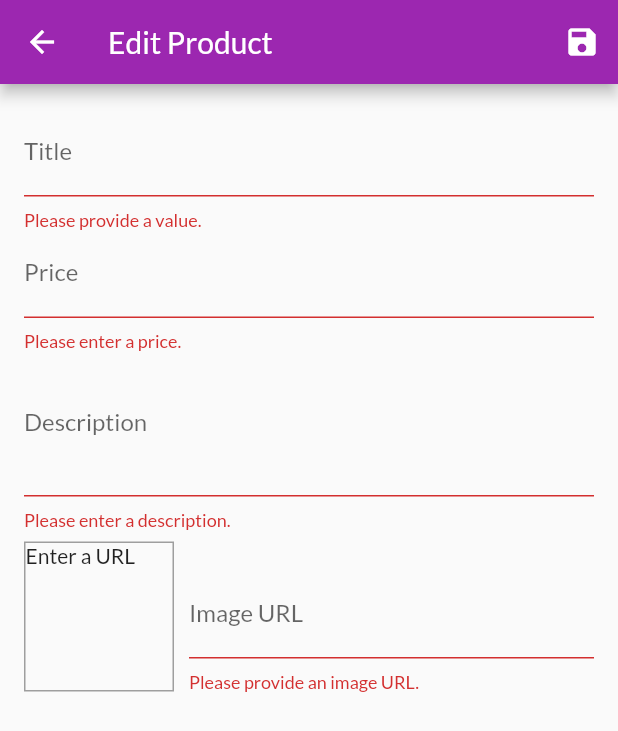
After one commit to FlorianBouron/shop-app, a Flutter app: the EditProductScreen screen opened by its route, after a tap on the "save" icon, on a phone screen of 412 x 824 dp. The commit adds this screen. Shown: the top 731 px of the screen. Run offline on Flutter 3.47's test engine with Material 2 defaults, Android fonts, the phone set to English and light mode, and no system bars; network calls fail.

Commit message:
Add Manage Products page

```diff
--- a/lib/main.dart
+++ b/lib/main.dart
@@ -5,6 +5,8 @@ import './screens/products_overview_screen.dart';
 import './screens/product_details_screen.dart';
 import './screens/cart_screen.dart';
 import './screens/orders_screen.dart';
+import './screens/user_product_screen.dart';
+import './screens/edit_product_screen.dart';
 import './providers/products.dart';
 import './providers/carts.dart';
 import './providers/orders.dart';
@@ -38,6 +40,8 @@ class MyApp extends StatelessWidget {
           ProductDetailsScreen.routeName: (ctx) => ProductDetailsScreen(),
           CartScreen.routeName: (ctx) => CartScreen(),
           OrdersScreen.routeName: (ctx) => OrdersScreen(),
+          UserProductScreen.routeName: (ctx) => UserProductScreen(),
+          EditProductScreen.routeName: (ctx) => EditProductScreen(),
         },
       ),
     );
--- a/lib/providers/products.dart
+++ b/lib/providers/products.dart
@@ -49,4 +49,27 @@ class Products with ChangeNotifier {
   Product findById(String id) {
     return _items.firstWhere((prod) => prod.id == id);
   }
+
+  void addProduct(Product product) {
+    final newProduct = Product(
+      title: product.title,
+      description: product.description,
+      price: product.price,
+      imageUrl: product.imageUrl,
+      id: DateTime.now().toString(),
+    );
+    _items.add(newProduct);
+    notifyListeners();
+  }
+
+  void updateProduct(String id, Product product) {
+    final prodIndex = _items.indexWhere((prod) => prod.id == id);
+    _items[prodIndex] = product;
+    notifyListeners();
+  }
+
+  void deleteProduct(String id) {
+    _items.removeWhere((prod) => prod.id == id);
+    notifyListeners();
+  }
 }
--- /dev/null
+++ b/lib/screens/edit_product_screen.dart
@@ -0,0 +1,248 @@
+import 'package:flutter/material.dart';
+import 'package:provider/provider.dart';
+
+import '../models/product.dart';
+import '../providers/products.dart';
+
+class EditProductScreen extends StatefulWidget {
+  static const routeName = '/edit-product';
+
+  @override
+  _EditProductScreenState createState() => _EditProductScreenState();
+}
+
+class _EditProductScreenState extends State<EditProductScreen> {
+  final _priceFocusNode = FocusNode();
+  final _descriptionFocusNode = FocusNode();
+  final _imageUrlFocusNode = FocusNode();
+  final _imageUrlController = TextEditingController();
+  final _form = GlobalKey<FormState>();
+  var _editedProduct = Product(
+    id: null,
+    title: '',
+    price: 0,
+    description: '',
+    imageUrl: '',
+  );
+  var _initValues = {
+    'title': '',
+    'price': '',
+    'description': '',
+  };
+  bool _isInit = true;
+
+  @override
+  void initState() {
+    _imageUrlFocusNode.addListener(_updateImageUrl);
+    super.initState();
+  }
+
+  @override
+  void didChangeDependencies() {
+    if (_isInit) {
+      final productId = ModalRoute.of(context).settings.arguments as String;
+      if (productId != null) {
+        _editedProduct =
+            Provider.of<Products>(context, listen: false).findById(productId);
+        _initValues = {
+          'title': _editedProduct.title,
+          'price': _editedProduct.price.toString(),
+          'description': _editedProduct.description,
+        };
+        _imageUrlController.text = _editedProduct.imageUrl;
+      }
+    }
+    _isInit = false;
+    super.didChangeDependencies();
+  }
+
+  @override
+  void dispose() {
+    _imageUrlFocusNode.removeListener(_updateImageUrl);
+    _priceFocusNode.dispose();
+    _descriptionFocusNode.dispose();
+    _imageUrlFocusNode.dispose();
+    _imageUrlController.dispose();
+    super.dispose();
+  }
+
+  void _updateImageUrl() {
+    if (!_imageUrlFocusNode.hasFocus) {
+      setState(() {});
+    }
+  }
+
+  void _saveForm() {
+    final isValid = _form.currentState.validate();
+    if (isValid) {
+      _form.currentState.save();
+      if (_editedProduct.id != null) {
+        Provider.of<Products>(context, listen: false)
+            .updateProduct(_editedProduct.id, _editedProduct);
+      } else {
+        Provider.of<Products>(context, listen: false)
+            .addProduct(_editedProduct);
+      }
+      Navigator.of(context).pop();
+    }
+  }
+
+  @override
+  Widget build(BuildContext context) {
+    return Scaffold(
+      appBar: AppBar(
+        title: Text('Edit Product'),
+        actions: <Widget>[
+          IconButton(
+            icon: Icon(
+              Icons.save,
+              color: Colors.white,
+            ),
+            onPressed: _saveForm,
+          )
+        ],
+      ),
+      body: Padding(
+        padding: const EdgeInsets.all(16),
+        child: Form(
+          key: _form,
+          child: ListView(
+            children: <Widget>[
+              TextFormField(
+                initialValue: _initValues['title'],
+                decoration: InputDecoration(labelText: 'Title'),
+                textInputAction: TextInputAction.next,
+                onFieldSubmitted: (_) {
+                  FocusScope.of(context).requestFocus(_priceFocusNode);
+                },
+                validator: (value) {
+                  return value.isEmpty ? 'Please provide a value.' : null;
+                },
+                onSaved: (value) {
+                  _editedProduct = Product(
+                    title: value,
+                    price: _editedProduct.price,
+                    description: _editedProduct.description,
+                    imageUrl: _editedProduct.imageUrl,
+                    id: _editedProduct.id,
+                    isFavorite: _editedProduct.isFavorite,
+                  );
+                },
+              ),
+              TextFormField(
+                initialValue: _initValues['price'],
+                decoration: InputDecoration(labelText: 'Price'),
+                textInputAction: TextInputAction.next,
+                keyboardType: TextInputType.number,
+                focusNode: _priceFocusNode,
+                onFieldSubmitted: (_) {
+                  FocusScope.of(context).requestFocus(_descriptionFocusNode);
+                },
+                validator: (value) {
+                  if (value.isEmpty) {
+                    return 'Please enter a price.';
+                  }
+                  if (double.tryParse(value) == null) {
+                    return 'Please enter a valid number.';
+                  }
+                  if (double.parse(value) <= 0) {
+                    return 'Please enter a number greater than zero.';
+                  }
+                  return null;
+                },
+                onSaved: (value) {
+                  _editedProduct = Product(
+                    title: _editedProduct.title,
+                    price: double.parse(value),
+                    description: _editedProduct.description,
+                    imageUrl: _editedProduct.imageUrl,
+                    id: _editedProduct.id,
+                    isFavorite: _editedProduct.isFavorite,
+                  );
+                },
+              ),
+              TextFormField(
+                initialValue: _initValues['description'],
+                decoration: InputDecoration(labelText: 'Description'),
+                maxLines: 3,
+                keyboardType: TextInputType.multiline,
+                focusNode: _descriptionFocusNode,
+                validator: (value) {
+                  return value.isEmpty ? 'Please enter a description.' : null;
+                },
+                onSaved: (value) {
+                  _editedProduct = Product(
+                    title: _editedProduct.title,
+                    price: _editedProduct.price,
+                    description: value,
+                    imageUrl: _editedProduct.imageUrl,
+                    id: _editedProduct.id,
+                    isFavorite: _editedProduct.isFavorite,
+                  );
+                },
+              ),
+              Row(
+                crossAxisAlignment: CrossAxisAlignment.end,
+                children: <Widget>[
+                  Container(
+                    width: 100,
+                    height: 100,
+                    margin: EdgeInsets.only(
+                      top: 8,
+                      right: 10,
+                    ),
+                    decoration: BoxDecoration(
+                      border: Border.all(
+                        width: 1,
+                        color: Colors.grey,
+                      ),
+                    ),
+                    child: _imageUrlController.text.isEmpty
+                        ? Text('Enter a URL')
+                        : FittedBox(
+                            child: Image.network(
+                              _imageUrlController.text,
+                              fit: BoxFit.cover,
+                            ),
+                          ),
+                  ),
+                  Expanded(
+                    child: TextFormField(
+                      decoration: InputDecoration(labelText: 'Image URL'),
+                      keyboardType: TextInputType.url,
+                      textInputAction: TextInputAction.done,
+                      controller: _imageUrlController,
+                      focusNode: _imageUrlFocusNode,
+                      onFieldSubmitted: (_) {
+                        _saveForm();
+                      },
+                      validator: (value) {
+                        if (value.isEmpty) {
+                          return 'Please provide an image URL.';
+                        }
+                        if (!value.startsWith('http')) {
+                          return 'Please enter a valid URL';
+                        }
+                        return null;
+                      },
+                      onSaved: (value) {
+                        _editedProduct = Product(
+                          title: _editedProduct.title,
+                          price: _editedProduct.price,
+                          description: _editedProduct.description,
+                          imageUrl: value,
+                          id: _editedProduct.id,
+                          isFavorite: _editedProduct.isFavorite,
+                        );
+                      },
+                    ),
+                  ),
+                ],
+              )
+            ],
+          ),
+        ),
+      ),
+    );
+  }
+}
--- a/lib/widgets/app_drawer.dart
+++ b/lib/widgets/app_drawer.dart
@@ -1,7 +1,7 @@
 import 'package:flutter/material.dart';
 
-import '../screens/product_details_screen.dart';
 import '../screens/orders_screen.dart';
+import '../screens/user_product_screen.dart';
 
 class AppDrawer extends StatelessWidget {
   @override
@@ -29,6 +29,15 @@ class AppDrawer extends StatelessWidget {
               Navigator.of(context)
                   .pushReplacementNamed(OrdersScreen.routeName);
             },
+          ),
+          Divider(),
+          ListTile(
+            leading: Icon(Icons.edit),
+            title: Text('Manage Products'),
+            onTap: () {
+              Navigator.of(context)
+                  .pushReplacementNamed(UserProductScreen.routeName);
+            },
           )
         ],
       ),
```
Also changed, not shown: lib/screens/user_product_screen.dart (added, +45 -0 lines), lib/widgets/user_product_item.dart (added, +49 -0 lines).
